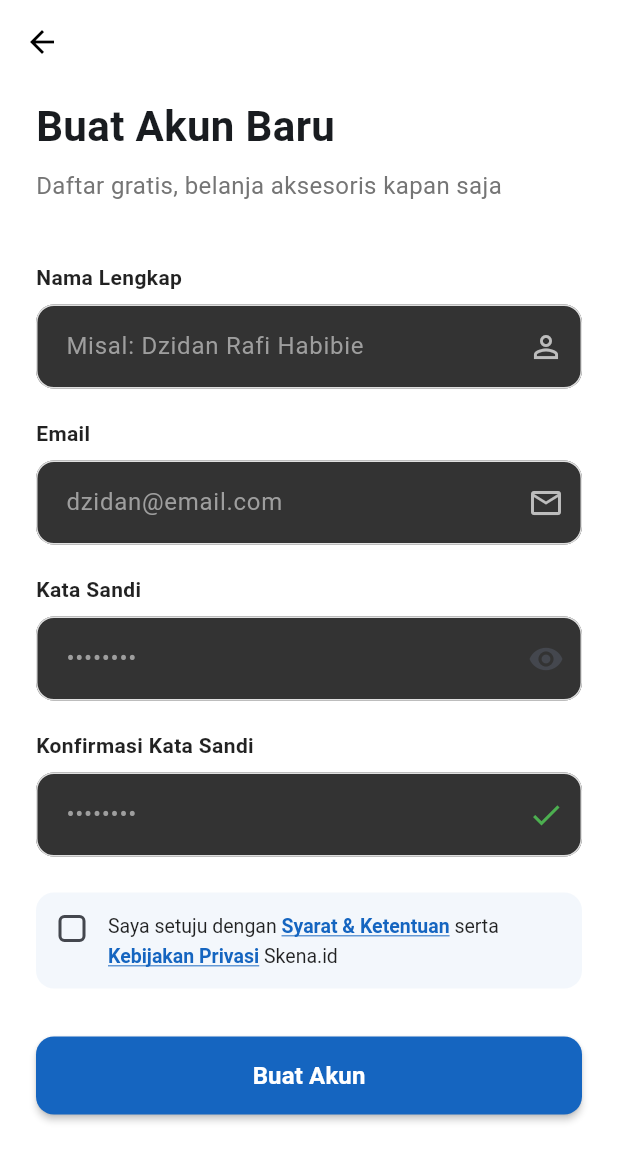
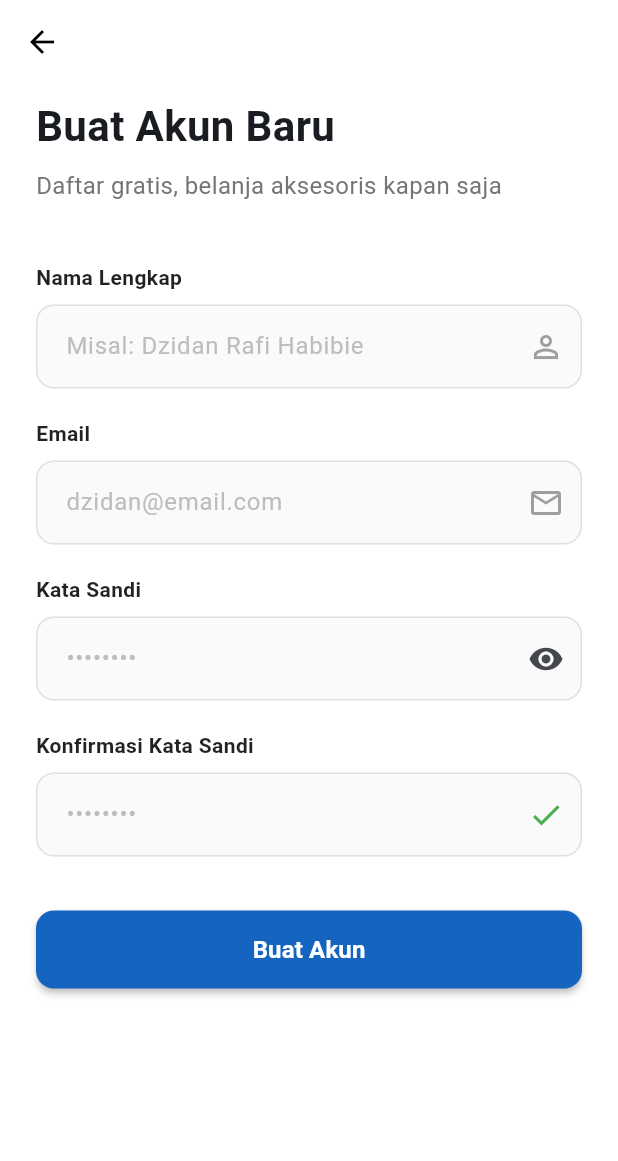
Before and after one commit to KishiEdward/front-skenaid, a Flutter app: the RegisterPage screen opened by its route, on a phone screen of 412 x 824 dp. Shown: the top 1161 px of the screen. Run offline on Flutter 3.47's test engine with Material 3 defaults, Android fonts, the phone set to English and light mode, and no system bars; our stand-ins replace dio, email_validator, firebase_auth, firebase_core, flutter_secure_storage, google_sign_in; accounts and stored records are empty; generated files the repository leaves out were written again.

Commit message:
fix: ui custom field

```diff
--- a/lib/features/auth/presentation/pages/register_page.dart
+++ b/lib/features/auth/presentation/pages/register_page.dart
@@ -4,7 +4,6 @@ import 'package:flutter/material.dart';
 import 'package:provider/provider.dart';
 import 'package:email_validator/email_validator.dart';
 import '../../../../core/routes/app_router.dart';
-import '../../../../core/constants/app_colors.dart';
 import '../providers/auth_provider.dart';
 import '../widgets/custom_text_field.dart';
 import '../widgets/custom_button.dart';
@@ -24,7 +23,7 @@ class _RegisterPageState extends State<RegisterPage> {
   final _passCtrl = TextEditingController();
   final _pass2Ctrl = TextEditingController();
   bool _showPass = false;
-  bool _agreeTerms = false;
+  final bool _agreeTerms = false;
 
   @override
   void dispose() {
@@ -148,67 +147,7 @@ class _RegisterPageState extends State<RegisterPage> {
                   validator: (v) =>
                       v != _passCtrl.text ? 'Password tidak cocok' : null,
                 ),
-                const SizedBox(height: 24),
-
-                Container(
-                  padding: const EdgeInsets.all(12),
-                  decoration: BoxDecoration(
-                    color: AppColors.primary.withOpacity(0.05),
-                    borderRadius: BorderRadius.circular(12),
-                  ),
-                  child: Row(
-                    crossAxisAlignment: CrossAxisAlignment.start,
-                    children: [
-                      SizedBox(
-                        width: 24,
-                        height: 24,
-                        child: Checkbox(
-                          value: _agreeTerms,
-                          onChanged: (val) =>
-                              setState(() => _agreeTerms = val!),
-                          activeColor: AppColors.primary,
-                          shape: RoundedRectangleBorder(
-                            borderRadius: BorderRadius.circular(4),
-                          ),
-                        ),
-                      ),
-                      const SizedBox(width: 12),
-                      Expanded(
-                        child: RichText(
-                          text: TextSpan(
-                            style: const TextStyle(
-                              color: Colors.black87,
-                              fontSize: 13,
-                              height: 1.5,
-                            ),
-                            children: [
-                              const TextSpan(text: 'Saya setuju dengan '),
-                              TextSpan(
-                                text: 'Syarat & Ketentuan',
-                                style: const TextStyle(
-                                  color: AppColors.primary,
-                                  fontWeight: FontWeight.bold,
-                                  decoration: TextDecoration.underline,
-                                ),
-                              ),
-                              const TextSpan(text: ' serta '),
-                              TextSpan(
-                                text: 'Kebijakan Privasi',
-                                style: const TextStyle(
-                                  color: AppColors.primary,
-                                  fontWeight: FontWeight.bold,
-                                  decoration: TextDecoration.underline,
-                                ),
-                              ),
-                              const TextSpan(text: ' Skena.id'),
-                            ],
-                          ),
-                        ),
-                      ),
-                    ],
-                  ),
-                ),
-                const SizedBox(height: 32),
+                const SizedBox(height: 36),
 
                 CustomButton(
                   label: 'Buat Akun',
--- a/lib/features/auth/presentation/widgets/custom_text_field.dart
+++ b/lib/features/auth/presentation/widgets/custom_text_field.dart
@@ -27,34 +27,64 @@ class CustomTextField extends StatelessWidget {
     return Column(
       crossAxisAlignment: CrossAxisAlignment.start,
       children: [
-        Text(label, style: const TextStyle(fontWeight: FontWeight.w600, fontSize: 14, color: Colors.black87)),
+        Text(
+          label,
+          style: const TextStyle(
+            fontWeight: FontWeight.w600,
+            fontSize: 14,
+            color: Colors.black87,
+          ),
+        ),
         const SizedBox(height: 8),
         TextFormField(
           controller: controller,
           obscureText: obscureText,
           validator: validator,
           keyboardType: keyboardType,
-          style: const TextStyle(color: Colors.white),
+          style: const TextStyle(
+            color: Colors.black87,
+          ),
           decoration: InputDecoration(
             hintText: hint,
-            hintStyle: TextStyle(color: Colors.grey.shade500),
-            prefixIcon: prefixIcon != null ? IconTheme(data: IconThemeData(color: Colors.grey.shade400), child: prefixIcon!) : null,
-            suffixIcon: suffixIcon != null ? IconTheme(data: IconThemeData(color: Colors.grey.shade400), child: suffixIcon!) : null,
+            hintStyle: TextStyle(color: Colors.grey.shade400),
+            prefixIcon: prefixIcon != null
+                ? IconTheme(
+                    data: IconThemeData(color: Colors.grey.shade500),
+                    child: prefixIcon!,
+                  )
+                : null,
+            suffixIcon: suffixIcon != null
+                ? IconTheme(
+                    data: IconThemeData(color: Colors.grey.shade500),
+                    child: suffixIcon!,
+                  )
+                : null,
             filled: true,
-            fillColor: const Color(0xFF333333),
+            fillColor:
+                Colors.grey.shade50,
             border: OutlineInputBorder(
               borderRadius: BorderRadius.circular(12),
-              borderSide: BorderSide.none,
+              borderSide: BorderSide(color: Colors.grey.shade300),
+            ),
+            enabledBorder: OutlineInputBorder(
+              borderRadius: BorderRadius.circular(12),
+              borderSide: BorderSide(color: Colors.grey.shade300),
             ),
             focusedBorder: OutlineInputBorder(
               borderRadius: BorderRadius.circular(12),
-              borderSide: const BorderSide(color: Color(0xFF1565C0), width: 2),
+              borderSide: const BorderSide(
+                color: Color(0xFF1565C0),
+                width: 2,
+              ),
             ),
             errorBorder: OutlineInputBorder(
               borderRadius: BorderRadius.circular(12),
               borderSide: const BorderSide(color: Colors.red, width: 1.5),
             ),
-            contentPadding: const EdgeInsets.symmetric(horizontal: 16, vertical: 16),
+            contentPadding: const EdgeInsets.symmetric(
+              horizontal: 16,
+              vertical: 16,
+            ),
           ),
         ),
       ],
```
